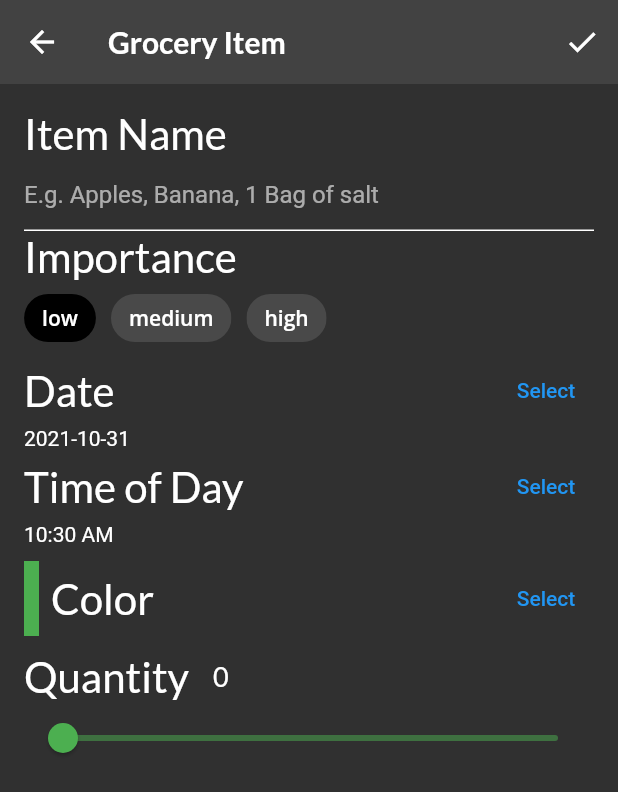
After one commit to blessed-sibanda/fooderlich, a Flutter app: the screen it shows after launch, item 3 of the bottom bar chosen, after a tap on the "add" icon, on a phone screen of 412 x 824 dp. The commit adds this screen. Shown: the top 792 px of the screen. Run offline on Flutter 3.47's test engine with Material 2 defaults, Android fonts, the phone set to English and light mode, and no system bars; our stand-ins replace flutter_colorpicker, google_fonts.

Commit message:
build grocery item input fields

```diff
--- /dev/null
+++ b/lib/screens/grocery_item_screen.dart
@@ -0,0 +1,263 @@
+import 'package:flutter/material.dart';
+import 'package:fooderlich/models/grocery_item.dart';
+import 'package:google_fonts/google_fonts.dart';
+import 'package:intl/intl.dart';
+import 'package:flutter_colorpicker/flutter_colorpicker.dart';
+
+class GroceryItemScreen extends StatefulWidget {
+  final Function(GroceryItem) onCreate;
+  final Function(GroceryItem) onUpdate;
+  final GroceryItem? originalItem;
+  final bool isUpdating;
+
+  const GroceryItemScreen(
+      {Key? key,
+      required this.onCreate,
+      required this.onUpdate,
+      this.originalItem})
+      : isUpdating = (originalItem != null),
+        super(key: key);
+
+  @override
+  _GroceryItemScreenState createState() => _GroceryItemScreenState();
+}
+
+class _GroceryItemScreenState extends State<GroceryItemScreen> {
+  final _nameController = TextEditingController();
+  String _name = '';
+  Importance _importance = Importance.low;
+  DateTime _dueDate = DateTime.now();
+  TimeOfDay _timeOfDay = TimeOfDay.now();
+  Color _currentColor = Colors.green;
+  int _currentSliderValue = 0;
+
+  @override
+  void initState() {
+    if (widget.originalItem != null) {
+      _nameController.text = widget.originalItem!.name;
+      _name = widget.originalItem!.name;
+      _currentSliderValue = widget.originalItem!.quantity;
+      _importance = widget.originalItem!.importance;
+      _currentColor = widget.originalItem!.color;
+      final date = widget.originalItem!.date;
+      _timeOfDay = TimeOfDay(hour: date.hour, minute: date.minute);
+      _dueDate = date;
+    }
+
+    _nameController.addListener(() {
+      setState(() {
+        _name = _nameController.text;
+      });
+    });
+
+    super.initState();
+  }
+
+  @override
+  void dispose() {
+    _nameController.dispose();
+    super.dispose();
+  }
+
+  @override
+  Widget build(BuildContext context) {
+    return Scaffold(
+        appBar: AppBar(
+            actions: [
+              IconButton(
+                  onPressed: () {
+                    // TODO: Add callback handler
+                  },
+                  icon: const Icon(Icons.check))
+            ],
+            elevation: 0.0,
+            title: Text('Grocery Item',
+                style: GoogleFonts.lato(
+                  fontWeight: FontWeight.w600,
+                ))),
+        body: Container(
+            padding: const EdgeInsets.all(16.0),
+            child: ListView(
+              children: [
+                buildNameField(),
+                buildImportanceField(),
+                buildDateField(context),
+                buildTimeField(context),
+                const SizedBox(
+                  height: 10.0,
+                ),
+                buildColorPicker(context),
+                const SizedBox(
+                  height: 10.0,
+                ),
+                buildQuantityField(),
+                // TODO: Add Grocery Tile
+              ],
+            )));
+  }
+
+  Widget buildQuantityField() {
+    return Column(
+      crossAxisAlignment: CrossAxisAlignment.start,
+      children: [
+        Row(children: [
+          Text('Quantity', style: GoogleFonts.lato(fontSize: 28.0)),
+          const SizedBox(
+            width: 16.0,
+          ),
+          Text(_currentSliderValue.toInt().toString(),
+              style: GoogleFonts.lato(fontSize: 18.0)),
+        ]),
+        Slider(
+            inactiveColor: _currentColor.withOpacity(0.5),
+            activeColor: _currentColor,
+            value: _currentSliderValue.toDouble(),
+            min: 0.0,
+            max: 100.0,
+            divisions: 100,
+            label: _currentSliderValue.toInt().toString(),
+            onChanged: (double value) =>
+                setState(() => _currentSliderValue = value.toInt()))
+      ],
+    );
+  }
+
+  Widget buildColorPicker(BuildContext context) {
+    return Row(mainAxisAlignment: MainAxisAlignment.spaceBetween, children: [
+      Row(children: [
+        Container(height: 50.0, width: 10, color: _currentColor),
+        const SizedBox(
+          width: 8.0,
+        ),
+        Text('Color', style: GoogleFonts.lato(fontSize: 28.0))
+      ]),
+      TextButton(
+          onPressed: () {
+            showDialog(
+                context: context,
+                builder: (context) {
+                  return AlertDialog(
+                      content: BlockPicker(
+                        pickerColor: Colors.white,
+                        onColorChanged: (color) {
+                          setState(() => _currentColor = color);
+                        },
+                      ),
+                      actions: [
+                        TextButton(
+                            onPressed: () {
+                              Navigator.of(context).pop();
+                            },
+                            child: const Text('Save'))
+                      ]);
+                });
+          },
+          child: const Text('Select'))
+    ]);
+  }
+
+  Widget buildTimeField(BuildContext context) {
+    return Column(
+      crossAxisAlignment: CrossAxisAlignment.start,
+      children: [
+        Row(mainAxisAlignment: MainAxisAlignment.spaceBetween, children: [
+          Text('Time of Day', style: GoogleFonts.lato(fontSize: 28.0)),
+          TextButton(
+              onPressed: () async {
+                final timeOfDay = await showTimePicker(
+                    context: context, initialTime: TimeOfDay.now());
+                setState(() {
+                  if (timeOfDay != null) {
+                    _timeOfDay = timeOfDay;
+                  }
+                });
+              },
+              child: const Text('Select'))
+        ]),
+        Text('${_timeOfDay.format(context)}')
+      ],
+    );
+  }
+
+  Widget buildDateField(BuildContext context) {
+    return Column(
+      crossAxisAlignment: CrossAxisAlignment.start,
+      children: [
+        Row(mainAxisAlignment: MainAxisAlignment.spaceBetween, children: [
+          Text('Date', style: GoogleFonts.lato(fontSize: 28.0)),
+          TextButton(
+              onPressed: () async {
+                final currentDate = DateTime.now();
+                final selectedDate = await showDatePicker(
+                    context: context,
+                    initialDate: currentDate,
+                    firstDate: currentDate,
+                    lastDate: DateTime(currentDate.year + 5));
+                setState(() {
+                  if (selectedDate != null) {
+                    _dueDate = selectedDate;
+                  }
+                });
+              },
+              child: const Text('Select'))
+        ]),
+        Text('${DateFormat("yyyy-MM-dd").format(_dueDate)}')
+      ],
+    );
+  }
+
+  Widget buildNameField() {
+    return Column(
+      crossAxisAlignment: CrossAxisAlignment.start,
+      children: [
+        Text(
+          'Item Name',
+          style: GoogleFonts.lato(fontSize: 28.0),
+        ),
+        TextField(
+          controller: _nameController,
+          cursorColor: _currentColor,
+          decoration: InputDecoration(
+              hintText: 'E.g. Apples, Banana, 1 Bag of salt',
+              enabledBorder: const UnderlineInputBorder(
+                borderSide: BorderSide(color: Colors.white),
+              ),
+              focusedBorder: UnderlineInputBorder(
+                  borderSide: BorderSide(color: _currentColor)),
+              border: UnderlineInputBorder(
+                borderSide: BorderSide(color: _currentColor),
+              )),
+        )
+      ],
+    );
+  }
+
+  Widget buildImportanceField() {
+    return Column(crossAxisAlignment: CrossAxisAlignment.start, children: [
+      Text('Importance', style: GoogleFonts.lato(fontSize: 28.0)),
+      Wrap(spacing: 10.0, children: [
+        ChoiceChip(
+            label: const Text('low', style: TextStyle(color: Colors.white)),
+            selected: _importance == Importance.low,
+            selectedColor: Colors.black,
+            onSelected: (selected) {
+              setState(() => _importance = Importance.low);
+            }),
+        ChoiceChip(
+            label: const Text('medium', style: TextStyle(color: Colors.white)),
+            selected: _importance == Importance.medium,
+            selectedColor: Colors.black,
+            onSelected: (selected) {
+              setState(() => _importance = Importance.medium);
+            }),
+        ChoiceChip(
+            label: const Text('high', style: TextStyle(color: Colors.white)),
+            selected: _importance == Importance.high,
+            selectedColor: Colors.black,
+            onSelected: (selected) {
+              setState(() => _importance = Importance.high);
+            }),
+      ]),
+    ]);
+  }
+}
--- a/lib/screens/grocery_screen.dart
+++ b/lib/screens/grocery_screen.dart
@@ -1,6 +1,7 @@
 import 'package:flutter/material.dart';
 import 'package:fooderlich/models/grocery_manager.dart';
 import 'package:fooderlich/screens/empty_grocery_screen.dart';
+import 'package:fooderlich/screens/grocery_item_screen.dart';
 import 'package:provider/provider.dart';
 
 class GroceryScreen extends StatelessWidget {
@@ -19,6 +20,24 @@ class GroceryScreen extends StatelessWidget {
 
   @override
   Widget build(BuildContext context) {
-    return buildGroceryScreen();
+    return Scaffold(
+      floatingActionButton: FloatingActionButton(
+        onPressed: () {
+          final manager = Provider.of<GroceryManager>(context, listen: false);
+          Navigator.push(
+              context,
+              MaterialPageRoute(
+                  builder: (context) => GroceryItemScreen(
+                      onCreate: (item) {
+                        manager.addItem(item);
+                        Navigator.pop(context);
+                      },
+                      onUpdate: (_) {},
+                      originalItem: null)));
+        },
+        child: const Icon(Icons.add),
+      ),
+      body: buildGroceryScreen(),
+    );
   }
 }
--- a/pubspec.yaml
+++ b/pubspec.yaml
@@ -30,6 +30,9 @@ dependencies:
   cupertino_icons: ^1.0.2
   google_fonts:
   provider: ^5.0.0
+  flutter_colorpicker: ^0.4.0
+  intl: ^0.17.0
+  uuid: ^3.0.4
 
 dev_dependencies:
   flutter_test:
```
Also changed, not shown: pubspec.lock.
